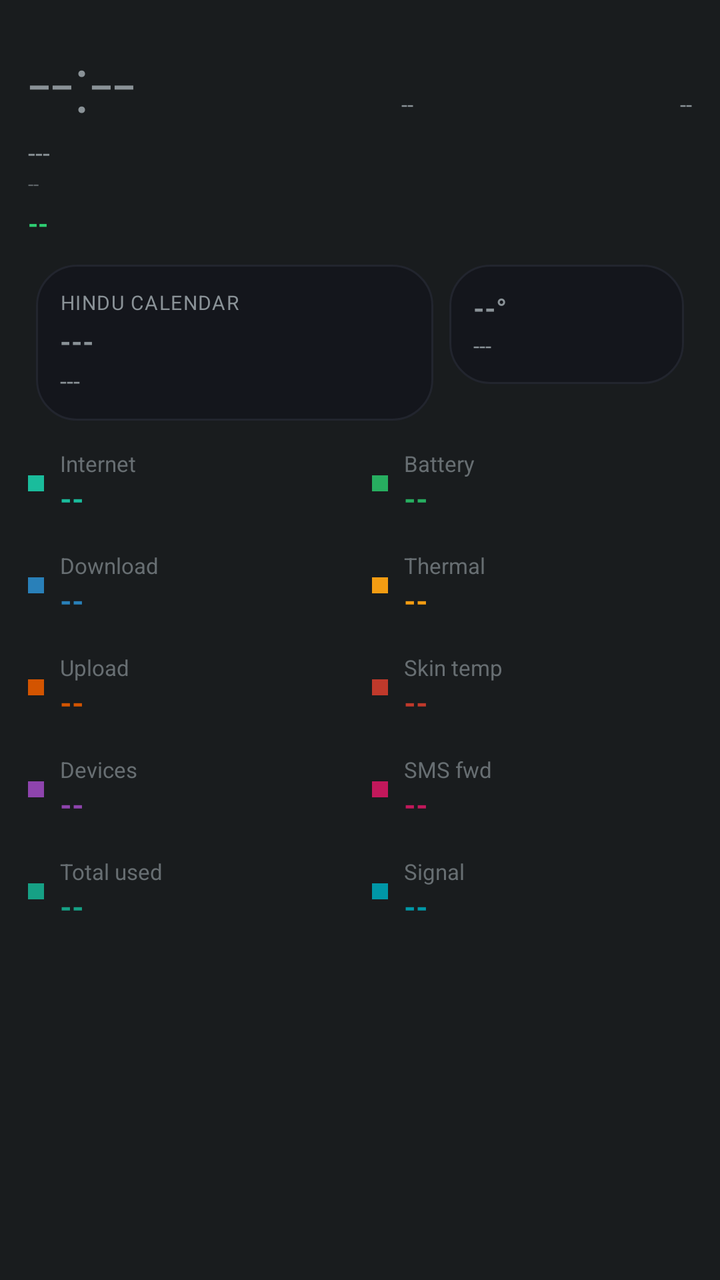
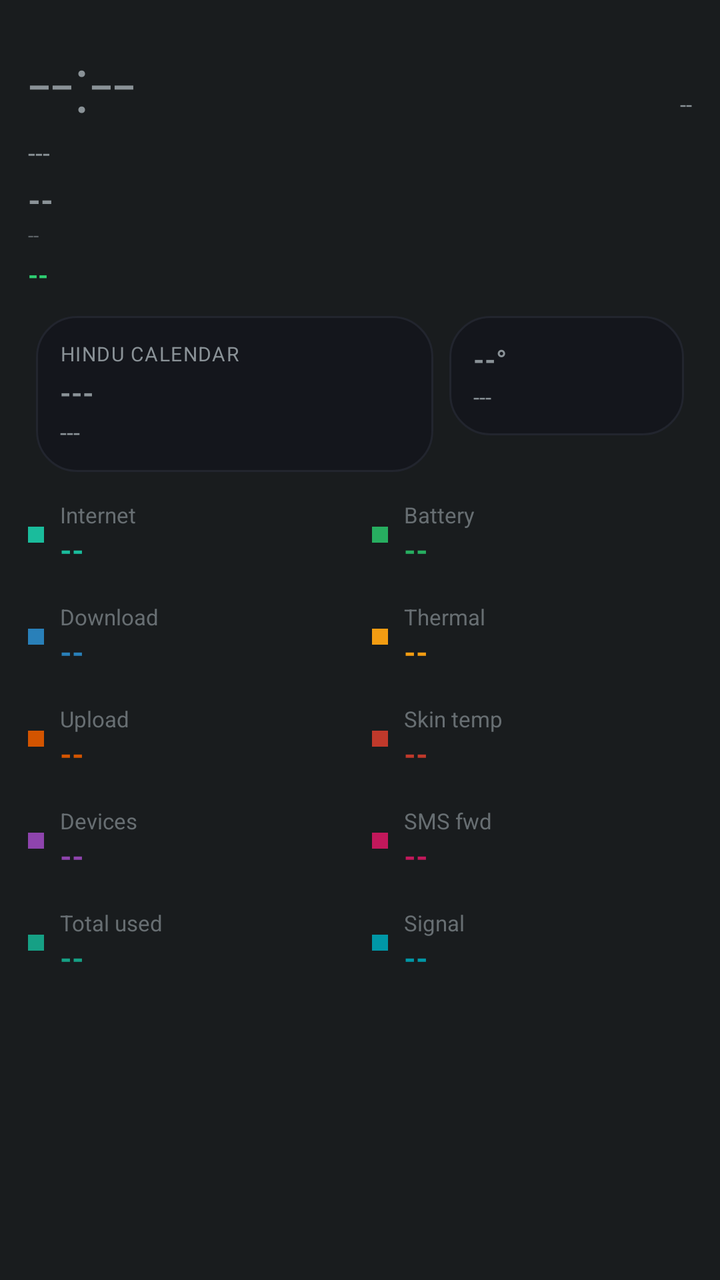

The first picture is an Android layout as it rendered before a commit; the second is the same layout after the commit. The layout source and the unified diff follow.
<!-- AndroidManifest.xml: application theme android:Theme.DeviceDefault.NoActionBar -->
<!-- res/layout/aod_layout_oneui_plus.xml -->
<?xml version="1.0" encoding="utf-8"?>
<LinearLayout xmlns:android="http://schemas.android.com/apk/res/android"
    android:id="@+id/bg_root"
    android:layout_width="match_parent"
    android:layout_height="match_parent"
    android:orientation="vertical"
    android:padding="14dp">

    <LinearLayout
        android:layout_width="match_parent"
        android:layout_height="wrap_content"
        android:orientation="horizontal">

        <TextView
            android:id="@+id/clock"
            android:layout_width="wrap_content"
            android:layout_height="wrap_content"
            android:textSize="40sp"
            android:fontFamily="sans-serif-light"
            android:text="--:--" />

        <TextView
            android:id="@+id/net_type_badge"
            android:layout_width="0dp"
            android:layout_height="wrap_content"
            android:layout_weight="1"
            android:layout_gravity="top"
            android:gravity="end"
            android:textSize="11sp"
            android:text="--" />

        <TextView
            android:id="@+id/akd_badge"
            android:layout_width="0dp"
            android:layout_height="wrap_content"
            android:layout_weight="1"
            android:layout_gravity="top"
            android:gravity="end"
            android:textSize="11sp"
            android:text="--" />
    </LinearLayout>

    <TextView
        android:id="@+id/date"
        android:layout_width="wrap_content"
        android:layout_height="wrap_content"
        android:textSize="13sp"
        android:text="---" />

    <TextView
        android:id="@+id/perf_badge"
        android:layout_width="wrap_content"
        android:layout_height="wrap_content"
        android:textSize="10sp"
        android:alpha="0.6"
        android:text="--" />

    <TextView
        android:id="@+id/health_badge"
        android:layout_width="wrap_content"
        android:layout_height="wrap_content"
        android:layout_marginTop="4dp"
        android:textAllCaps="true"
        android:textStyle="bold"
        android:textSize="13sp"
        android:textColor="#2ecc71"
        android:text="--" />

    <TextView
        android:id="@+id/muhurat_badge"
        android:layout_width="wrap_content"
        android:layout_height="wrap_content"
        android:textSize="11sp"
        android:textStyle="bold"
        android:visibility="gone"
        android:text="--" />

    <LinearLayout
        android:layout_width="match_parent"
        android:layout_height="wrap_content"
        android:orientation="horizontal"
        android:layout_marginTop="8dp">

        <LinearLayout
            android:id="@+id/panchang_card"
            android:layout_width="0dp"
            android:layout_height="wrap_content"
            android:layout_weight="1.7"
            android:layout_margin="4dp"
            android:background="@drawable/bg_card"
            android:orientation="vertical"
            android:gravity="center_vertical"
            android:padding="12dp">

            <TextView
                android:id="@+id/panchang_header"
                android:layout_width="wrap_content"
                android:layout_height="wrap_content"
                android:textSize="10sp"
                android:textAllCaps="true"
                android:letterSpacing="0.05"
                android:text="Hindu calendar" />

            <TextView
                android:id="@+id/panchang_tithi"
                android:layout_width="match_parent"
                android:layout_height="wrap_content"
                android:layout_marginTop="3dp"
                android:textStyle="bold"
                android:maxLines="1"
                android:autoSizeTextType="uniform"
                android:autoSizeMinTextSize="13sp"
                android:autoSizeMaxTextSize="18sp"
                android:text="---" />

            <TextView
                android:id="@+id/panchang_nakshatra"
                android:layout_width="match_parent"
                android:layout_height="wrap_content"
                android:layout_marginTop="2dp"
                android:textSize="12sp"
                android:maxLines="1"
                android:ellipsize="end"
                android:text="---" />
        </LinearLayout>

        <LinearLayout
            android:id="@+id/weather_card"
            android:layout_width="0dp"
            android:layout_height="wrap_content"
            android:layout_weight="1"
            android:layout_margin="4dp"
            android:background="@drawable/bg_card"
            android:orientation="vertical"
            android:gravity="center_vertical"
            android:padding="12dp">

            <TextView
                android:id="@+id/weather_temp"
                android:layout_width="match_parent"
                android:layout_height="wrap_content"
                android:textStyle="bold"
                android:maxLines="1"
                android:autoSizeTextType="uniform"
                android:autoSizeMinTextSize="14sp"
                android:autoSizeMaxTextSize="20sp"
                android:text="--°" />

            <TextView
                android:id="@+id/weather_condition"
                android:layout_width="match_parent"
                android:layout_height="wrap_content"
                android:layout_marginTop="2dp"
                android:textSize="11sp"
                android:maxLines="2"
                android:text="---" />
        </LinearLayout>
    </LinearLayout>

    
    <LinearLayout
        android:layout_width="match_parent"
        android:layout_height="wrap_content"
        android:orientation="horizontal"
        android:layout_marginTop="10dp">

        <LinearLayout android:layout_width="0dp" android:layout_height="wrap_content" android:layout_weight="1" android:orientation="vertical" android:layout_marginEnd="6dp">
            <LinearLayout android:id="@+id/row8" android:layout_width="match_parent" android:layout_height="wrap_content" android:orientation="horizontal" android:gravity="center_vertical" android:layout_marginBottom="16dp">
                <View android:layout_width="8dp" android:layout_height="8dp" android:layout_marginEnd="8dp" android:background="#1abc9c" />
                <LinearLayout android:layout_width="0dp" android:layout_height="wrap_content" android:layout_weight="1" android:orientation="vertical">
                    <TextView android:id="@+id/stat_label" android:layout_width="wrap_content" android:layout_height="wrap_content" android:textSize="11sp" android:alpha="0.7" android:text="Internet" />
                    <TextView android:id="@+id/stat_value" android:layout_width="wrap_content" android:layout_height="wrap_content" android:textStyle="bold" android:textSize="15sp" android:textColor="#1abc9c" android:text="--" />
                </LinearLayout>
            </LinearLayout>
            <LinearLayout android:id="@+id/row0" android:layout_width="match_parent" android:layout_height="wrap_content" android:orientation="horizontal" android:gravity="center_vertical" android:layout_marginBottom="16dp">
                <View android:layout_width="8dp" android:layout_height="8dp" android:layout_marginEnd="8dp" android:background="#2980b9" />
                <LinearLayout android:layout_width="0dp" android:layout_height="wrap_content" android:layout_weight="1" android:orientation="vertical">
                    <TextView android:id="@+id/stat_label" android:layout_width="wrap_content" android:layout_height="wrap_content" android:textSize="11sp" android:alpha="0.7" android:text="Download" />
                    <TextView android:id="@+id/stat_value" android:layout_width="wrap_content" android:layout_height="wrap_content" android:textStyle="bold" android:textSize="15sp" android:textColor="#2980b9" android:text="--" />
                </LinearLayout>
            </LinearLayout>
            <LinearLayout android:id="@+id/row1" android:layout_width="match_parent" android:layout_height="wrap_content" android:orientation="horizontal" android:gravity="center_vertical" android:layout_marginBottom="16dp">
                <View android:layout_width="8dp" android:layout_height="8dp" android:layout_marginEnd="8dp" android:background="#d35400" />
                <LinearLayout android:layout_width="0dp" android:layout_height="wrap_content" android:layout_weight="1" android:orientation="vertical">
                    <TextView android:id="@+id/stat_label" android:layout_width="wrap_content" android:layout_height="wrap_content" android:textSize="11sp" android:alpha="0.7" android:text="Upload" />
                    <TextView android:id="@+id/stat_value" android:layout_width="wrap_content" android:layout_height="wrap_content" android:textStyle="bold" android:textSize="15sp" android:textColor="#d35400" android:text="--" />
                </LinearLayout>
            </LinearLayout>
            <LinearLayout android:id="@+id/row2" android:layout_width="match_parent" android:layout_height="wrap_content" android:orientation="horizontal" android:gravity="center_vertical" android:layout_marginBottom="16dp">
                <View android:layout_width="8dp" android:layout_height="8dp" android:layout_marginEnd="8dp" android:background="#8e44ad" />
                <LinearLayout android:layout_width="0dp" android:layout_height="wrap_content" android:layout_weight="1" android:orientation="vertical">
                    <TextView android:id="@+id/stat_label" android:layout_width="wrap_content" android:layout_height="wrap_content" android:textSize="11sp" android:alpha="0.7" android:text="Devices" />
                    <TextView android:id="@+id/stat_value" android:layout_width="wrap_content" android:layout_height="wrap_content" android:textStyle="bold" android:textSize="15sp" android:textColor="#8e44ad" android:text="--" />
                </LinearLayout>
            </LinearLayout>
            <LinearLayout android:id="@+id/row3" android:layout_width="match_parent" android:layout_height="wrap_content" android:orientation="horizontal" android:gravity="center_vertical" android:layout_marginBottom="16dp">
                <View android:layout_width="8dp" android:layout_height="8dp" android:layout_marginEnd="8dp" android:background="#16a085" />
                <LinearLayout android:layout_width="0dp" android:layout_height="wrap_content" android:layout_weight="1" android:orientation="vertical">
                    <TextView android:id="@+id/stat_label" android:layout_width="wrap_content" android:layout_height="wrap_content" android:textSize="11sp" android:alpha="0.7" android:text="Total used" />
                    <TextView android:id="@+id/stat_value" android:layout_width="wrap_content" android:layout_height="wrap_content" android:textStyle="bold" android:textSize="15sp" android:textColor="#16a085" android:text="--" />
                </LinearLayout>
            </LinearLayout>
        </LinearLayout>

        <LinearLayout android:layout_width="0dp" android:layout_height="wrap_content" android:layout_weight="1" android:orientation="vertical" android:layout_marginStart="6dp">
            <LinearLayout android:id="@+id/row4" android:layout_width="match_parent" android:layout_height="wrap_content" android:orientation="horizontal" android:gravity="center_vertical" android:layout_marginBottom="16dp">
                <View android:layout_width="8dp" android:layout_height="8dp" android:layout_marginEnd="8dp" android:background="#27ae60" />
                <LinearLayout android:layout_width="0dp" android:layout_height="wrap_content" android:layout_weight="1" android:orientation="vertical">
                    <TextView android:id="@+id/stat_label" android:layout_width="wrap_content" android:layout_height="wrap_content" android:textSize="11sp" android:alpha="0.7" android:text="Battery" />
                    <TextView android:id="@+id/stat_value" android:layout_width="wrap_content" android:layout_height="wrap_content" android:textStyle="bold" android:textSize="15sp" android:textColor="#27ae60" android:text="--" />
                </LinearLayout>
            </LinearLayout>
            <LinearLayout android:id="@+id/row5" android:layout_width="match_parent" android:layout_height="wrap_content" android:orientation="horizontal" android:gravity="center_vertical" android:layout_marginBottom="16dp">
                <View android:layout_width="8dp" android:layout_height="8dp" android:layout_marginEnd="8dp" android:background="#f39c12" />
                <LinearLayout android:layout_width="0dp" android:layout_height="wrap_content" android:layout_weight="1" android:orientation="vertical">
                    <TextView android:id="@+id/stat_label" android:layout_width="wrap_content" android:layout_height="wrap_content" android:textSize="11sp" android:alpha="0.7" android:text="Thermal" />
                    <TextView android:id="@+id/stat_value" android:layout_width="wrap_content" android:layout_height="wrap_content" android:textStyle="bold" android:textSize="15sp" android:textColor="#f39c12" android:text="--" />
                </LinearLayout>
            </LinearLayout>
            <LinearLayout android:id="@+id/row6" android:layout_width="match_parent" android:layout_height="wrap_content" android:orientation="horizontal" android:gravity="center_vertical" android:layout_marginBottom="16dp">
                <View android:layout_width="8dp" android:layout_height="8dp" android:layout_marginEnd="8dp" android:background="#c0392b" />
                <LinearLayout android:layout_width="0dp" android:layout_height="wrap_content" android:layout_weight="1" android:orientation="vertical">
                    <TextView android:id="@+id/stat_label" android:layout_width="wrap_content" android:layout_height="wrap_content" android:textSize="11sp" android:alpha="0.7" android:text="Skin temp" />
                    <TextView android:id="@+id/stat_value" android:layout_width="wrap_content" android:layout_height="wrap_content" android:textStyle="bold" android:textSize="15sp" android:textColor="#c0392b" android:text="--" />
                </LinearLayout>
            </LinearLayout>
            <LinearLayout android:id="@+id/row7" android:layout_width="match_parent" android:layout_height="wrap_content" android:orientation="horizontal" android:gravity="center_vertical" android:layout_marginBottom="16dp">
                <View android:layout_width="8dp" android:layout_height="8dp" android:layout_marginEnd="8dp" android:background="#c2185b" />
                <LinearLayout android:layout_width="0dp" android:layout_height="wrap_content" android:layout_weight="1" android:orientation="vertical">
                    <TextView android:id="@+id/stat_label" android:layout_width="wrap_content" android:layout_height="wrap_content" android:textSize="11sp" android:alpha="0.7" android:text="SMS fwd" />
                    <TextView android:id="@+id/stat_value" android:layout_width="wrap_content" android:layout_height="wrap_content" android:textStyle="bold" android:textSize="15sp" android:textColor="#c2185b" android:text="--" />
                </LinearLayout>
            </LinearLayout>
            <LinearLayout android:id="@+id/row9" android:layout_width="match_parent" android:layout_height="wrap_content" android:orientation="horizontal" android:gravity="center_vertical" android:layout_marginBottom="16dp">
                <View android:layout_width="8dp" android:layout_height="8dp" android:layout_marginEnd="8dp" android:background="#0097a7" />
                <LinearLayout android:layout_width="0dp" android:layout_height="wrap_content" android:layout_weight="1" android:orientation="vertical">
                    <TextView android:id="@+id/stat_label" android:layout_width="wrap_content" android:layout_height="wrap_content" android:textSize="11sp" android:alpha="0.7" android:text="Signal" />
                    <TextView android:id="@+id/stat_value" android:layout_width="wrap_content" android:layout_height="wrap_content" android:textStyle="bold" android:textSize="15sp" android:textColor="#0097a7" android:text="--" />
                </LinearLayout>
            </LinearLayout>
        </LinearLayout>
    </LinearLayout>

</LinearLayout>
<!-- resources referenced by this layout -->
<resources>
  <!-- drawable bg_card (drawable) -->
  <?xml version="1.0" encoding="utf-8"?>
  <shape xmlns:android="http://schemas.android.com/apk/res/android">
      <solid android:color="#14161C" />
      <corners android:radius="20dp" />
      <stroke android:width="1dp" android:color="#22252E" />
  </shape>
</resources>

<!-- the commit's change to res/layout/aod_layout_oneui_plus.xml (unified diff, before → after) -->
@@ -29,16 +29,7 @@
             android:textSize="11sp"
             android:text="--" />
 
-        <TextView
-            android:id="@+id/akd_badge"
-            android:layout_width="0dp"
-            android:layout_height="wrap_content"
-            android:layout_weight="1"
-            android:layout_gravity="top"
-            android:gravity="end"
-            android:textSize="11sp"
-            android:text="--" />
-    </LinearLayout>
+        </LinearLayout>
 
     <TextView
         android:id="@+id/date"
@@ -46,6 +37,7 @@
         android:layout_height="wrap_content"
         android:textSize="13sp"
         android:text="---" />
+<TextView android:id="@+id/akd_badge" android:layout_width="wrap_content" android:layout_height="wrap_content" android:layout_marginTop="4dp" android:textSize="16sp" android:textStyle="bold" android:text="--" />
 
     <TextView
         android:id="@+id/perf_badge"
